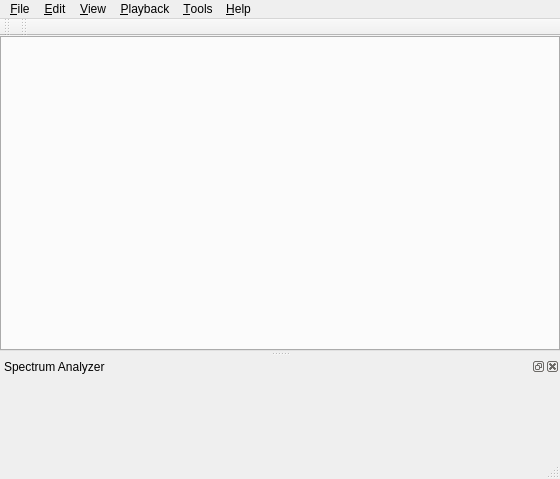
First picture: the form in qmmp-plugin-pack/src/Ui/qsui/forms/mainwindow.ui, repository djdron/qmmp, before the edit.
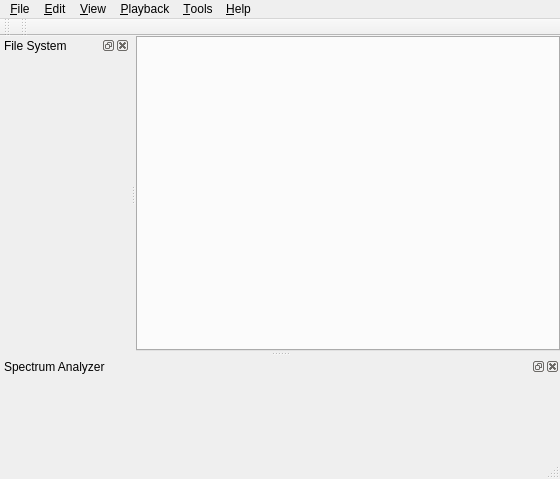
Second picture: the form after the edit. Icons and pictures are not drawn. Custom widgets are drawn as their Qt base class.

The edit to the form file:
```diff
--- a/qmmp-plugin-pack/src/Ui/qsui/forms/mainwindow.ui
+++ b/qmmp-plugin-pack/src/Ui/qsui/forms/mainwindow.ui
@@ -138,6 +138,21 @@
    </attribute>
    <widget class="QWidget" name="dockWidgetContents"/>
   </widget>
+  <widget class="QDockWidget" name="fileSystemDockWidget">
+   <property name="minimumSize">
+    <size>
+     <width>130</width>
+     <height>41</height>
+    </size>
+   </property>
+   <property name="windowTitle">
+    <string>File System</string>
+   </property>
+   <attribute name="dockWidgetArea">
+    <number>1</number>
+   </attribute>
+   <widget class="QWidget" name="dockWidgetContents_2"/>
+  </widget>
   <action name="actionPrevious">
    <property name="icon">
     <iconset>
```
